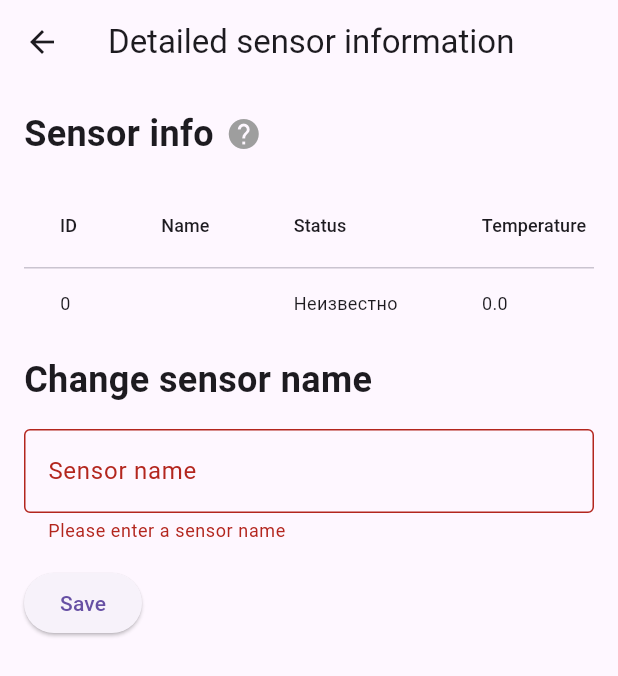
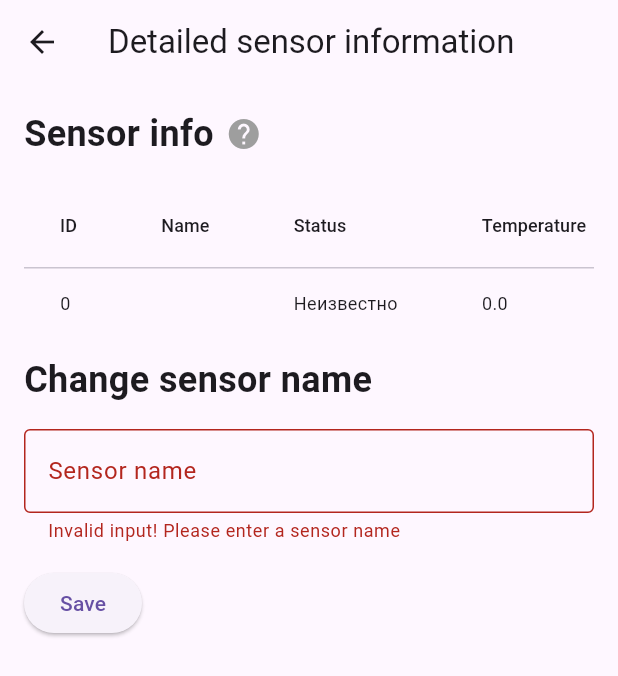
Before and after one commit to havel32/test_case, a Flutter app: the SensorDetailScreen screen opened directly with empty values, after a tap on "Save", on a phone screen of 412 x 824 dp. Shown: the top 676 px of the screen. Run offline on Flutter 3.47's test engine with Material 3 defaults, Android fonts, the phone set to English and light mode, and no system bars; our stand-ins replace shared_preferences; accounts and stored records are empty.

Commit message:
Solved problem with local data saving, extra spaces in name changing, fixed bug of empty name, remade method of json parsing, also some little fixes

```diff
--- /dev/null
+++ b/test_case_sensors/devtools_options.yaml
@@ -0,0 +1,3 @@
+description: This file stores settings for Dart & Flutter DevTools.
+documentation: https://docs.flutter.dev/tools/devtools/extensions#configure-extension-enablement-states
+extensions:
--- a/test_case_sensors/lib/View/view.dart
+++ b/test_case_sensors/lib/View/view.dart
@@ -27,7 +27,6 @@ class SensorListScreenState extends State<SensorListScreen>{
   @override
   Widget build(BuildContext context) {
     final int count = widget.sensors.length;
-
     return Scaffold(
       appBar: AppBar(
         toolbarHeight: 70,
@@ -132,7 +131,7 @@ class SensorDetailScreenState extends State<SensorDetailScreen>{
   void initState() {
     super.initState();
     // Initialize the controller with the sensor's current name, if sensor got 'N/A' name it's replaced by ''
-    _nameController = TextEditingController(text: widget.sensor.name != 'N/A' ? widget.sensor.name : '');
+    _nameController = TextEditingController(text: widget.sensor.name != 'Nameless' ? widget.sensor.name : '');
   }
 
   @override
@@ -227,11 +226,11 @@ class SensorDetailScreenState extends State<SensorDetailScreen>{
                   ),
                   // Validator to ensure the name is valid and has no special characters
                   validator: (value){
-                    if (value == null || value.isEmpty){
-                      return 'Please enter a sensor name';
+                    if (value == null || logicViewModel.cleanUpSpaces(value).isEmpty == true){
+                      return 'Invalid input! Please enter a sensor name';
                     }
                     if (containsSpecialSymbol(value)){
-                      return 'Special symbols are not allowed in the name of sensor, exept "-", "_"';
+                      return 'Invalid input! Special symbols are not allowed in the name of sensor, exept "-", "_"';
                     }
                     return null;
                   },
```
Also changed, not shown: test_case_sensors/lib/Models/model.dart (+44 -11 lines), test_case_sensors/lib/ViewModel/viewmodel.dart (+40 -8 lines), test_case_sensors/pubspec.yaml (+6 -2 lines), test_case_sensors/lib/Models/model.g.dart (added), test_case_sensors/pubspec.lock, 1 other file.
